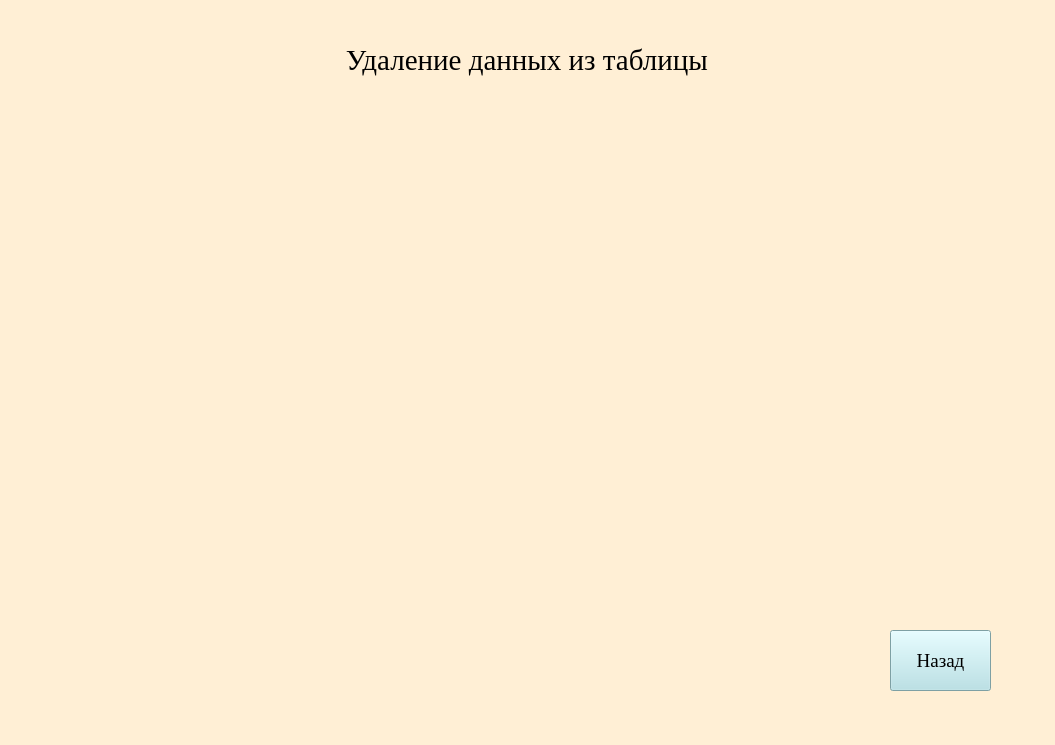
Before: the Qt Designer form RemoveInformation.ui in VladGoncharov0201/airport, drawn with Qt 5.
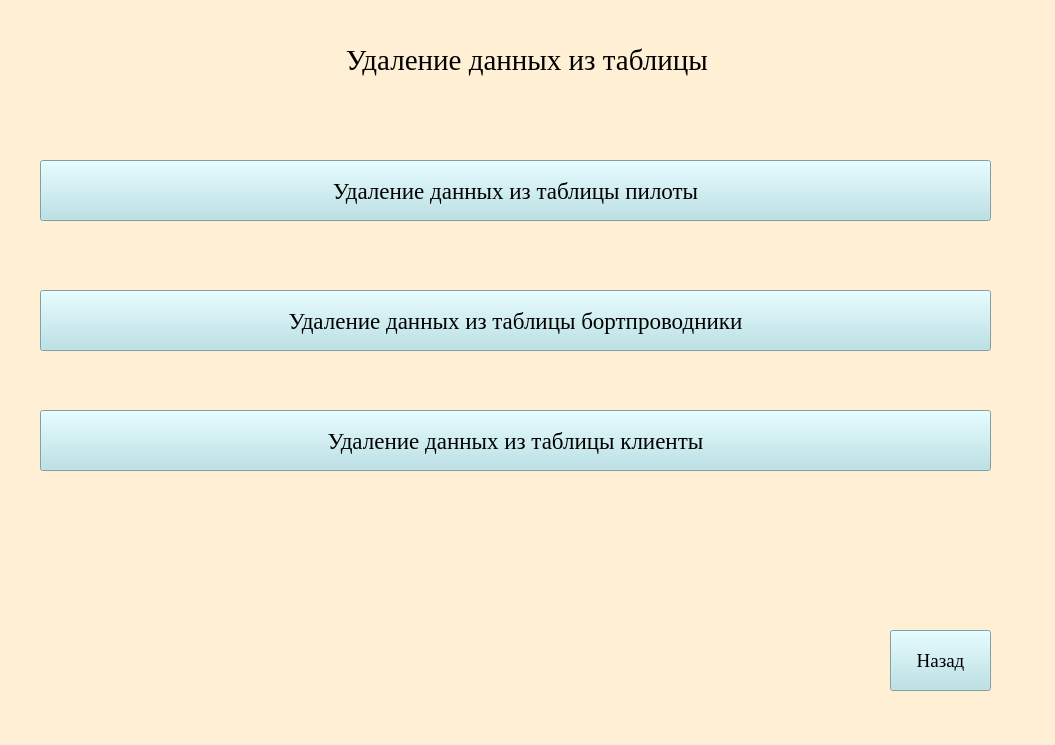
After: the same form once the commit is applied.

Patch:
```diff
--- a/RemoveInformation.ui
+++ b/RemoveInformation.ui
@@ -61,6 +61,72 @@
      <set>Qt::AlignCenter</set>
     </property>
    </widget>
+   <widget class="QPushButton" name="remove_pilot">
+    <property name="geometry">
+     <rect>
+      <x>40</x>
+      <y>160</y>
+      <width>951</width>
+      <height>61</height>
+     </rect>
+    </property>
+    <property name="font">
+     <font>
+      <family>Times New Roman</family>
+      <pointsize>17</pointsize>
+     </font>
+    </property>
+    <property name="styleSheet">
+     <string notr="true">background-color: rgb(176, 224, 230)</string>
+    </property>
+    <property name="text">
+     <string>Удаление данных из таблицы пилоты</string>
+    </property>
+   </widget>
+   <widget class="QPushButton" name="remove_stewardess">
+    <property name="geometry">
+     <rect>
+      <x>40</x>
+      <y>290</y>
+      <width>951</width>
+      <height>61</height>
+     </rect>
+    </property>
+    <property name="font">
+     <font>
+      <family>Times New Roman</family>
+      <pointsize>17</pointsize>
+     </font>
+    </property>
+    <property name="styleSheet">
+     <string notr="true">background-color: rgb(176, 224, 230)</string>
+    </property>
+    <property name="text">
+     <string>Удаление данных из таблицы бортпроводники</string>
+    </property>
+   </widget>
+   <widget class="QPushButton" name="remove_client">
+    <property name="geometry">
+     <rect>
+      <x>40</x>
+      <y>410</y>
+      <width>951</width>
+      <height>61</height>
+     </rect>
+    </property>
+    <property name="font">
+     <font>
+      <family>Times New Roman</family>
+      <pointsize>17</pointsize>
+     </font>
+    </property>
+    <property name="styleSheet">
+     <string notr="true">background-color: rgb(176, 224, 230)</string>
+    </property>
+    <property name="text">
+     <string>Удаление данных из таблицы клиенты</string>
+    </property>
+   </widget>
   </widget>
  </widget>
  <resources/>
```
Left out of the diff: 2 changed lines with no effect on the pictures.
